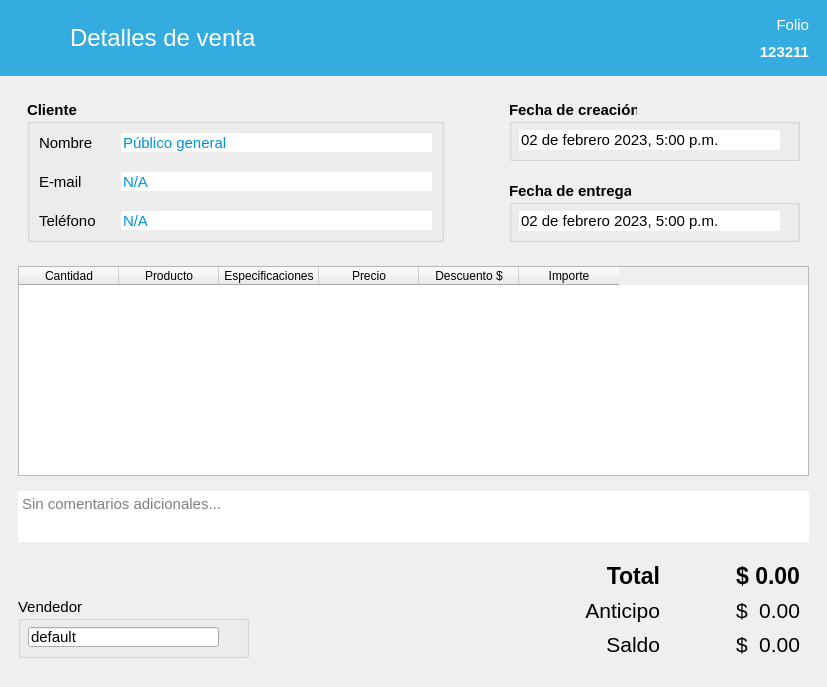
The window that designer/Ui_DetallesVenta.ui (ivanperez-7/printpos) describes before a commit, drawn with Qt 5.
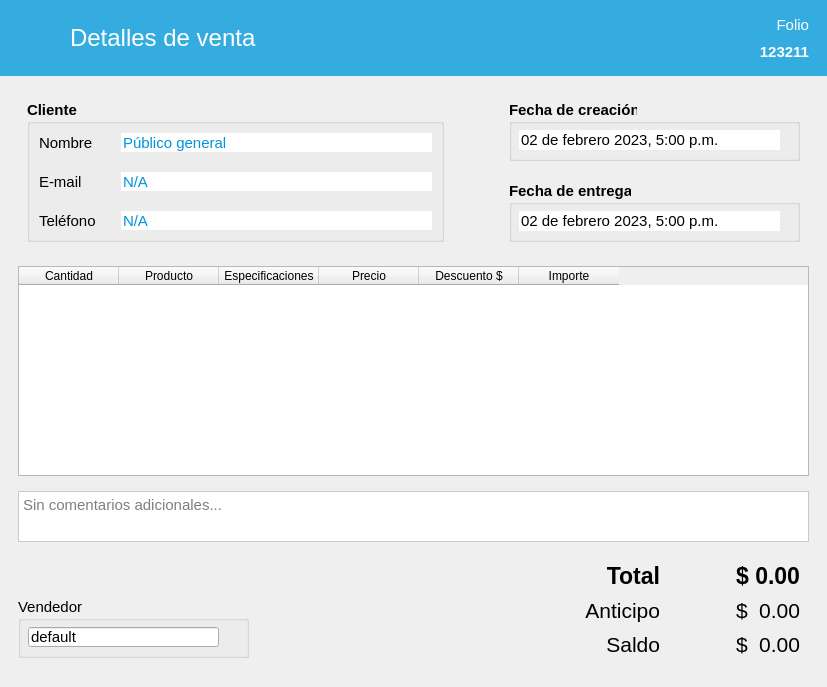
The same window after the commit. Icons and pictures are not drawn. Custom widgets are drawn as their Qt base class.

Patch:
```diff
--- a/designer/Ui_DetallesVenta.ui
+++ b/designer/Ui_DetallesVenta.ui
@@ -660,6 +660,9 @@
              <pointsize>11</pointsize>
             </font>
            </property>
+           <property name="styleSheet">
+            <string notr="true">border: 1px solid #cacaca;</string>
+           </property>
            <property name="readOnly">
             <bool>true</bool>
            </property>
```
Left out of the diff: 3 changed lines with no effect on the pictures.
